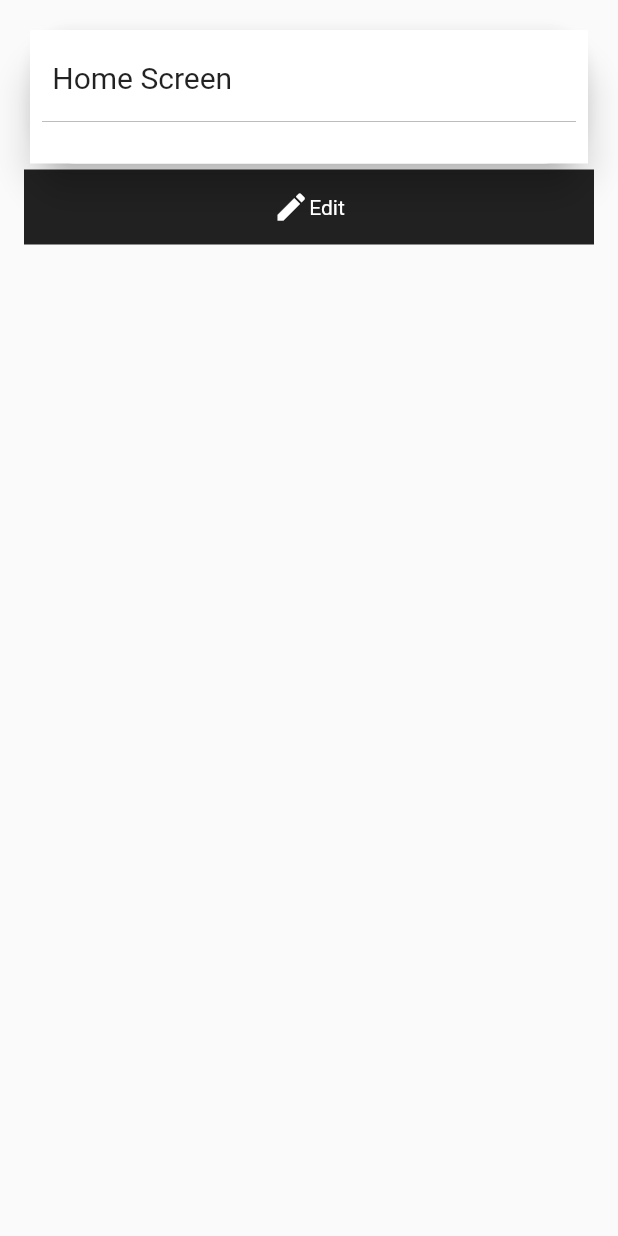
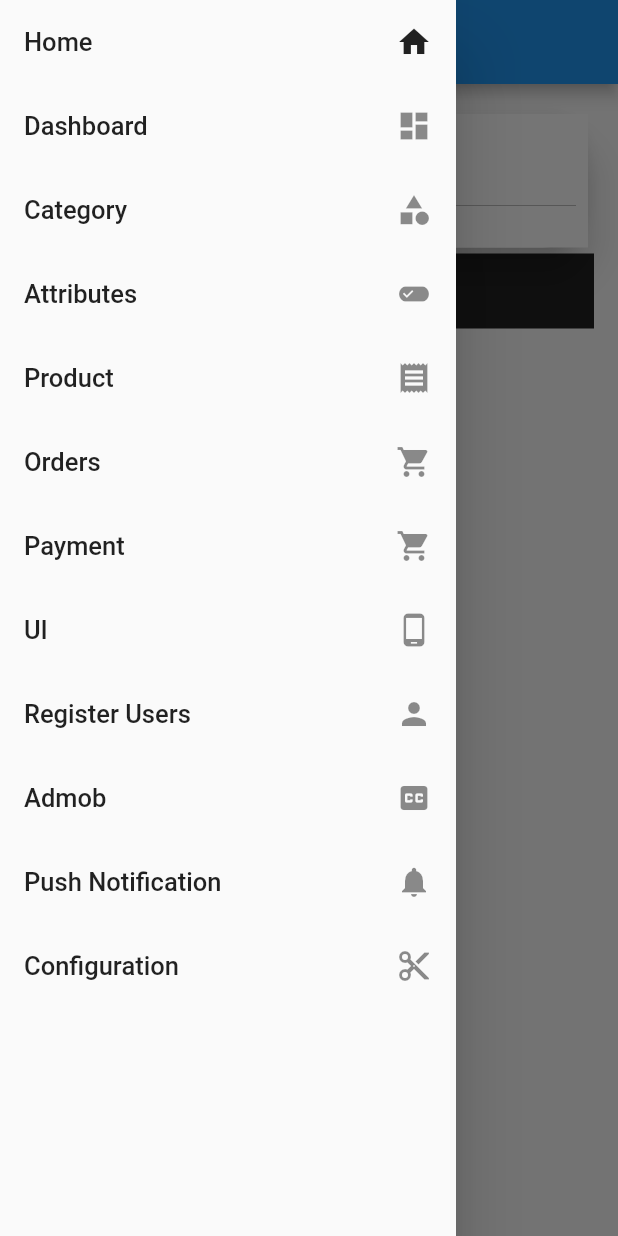
Before and after one commit to adityagautam98/mock_ecom, a Flutter app: the screen it shows after launch, with the side drawer open (before the commit the screen has no drawer), on a phone screen of 412 x 824 dp. Run offline on Flutter 3.47's test engine with Material 2 defaults, Android fonts, the phone set to English and light mode, and no system bars; Roboto replaces fonts that are missing (Playfair).

Commit message:
Drawer done

```diff
--- a/lib/Orders.dart
+++ b/lib/Orders.dart
@@ -1,4 +1,6 @@
 import 'package:flutter/material.dart';
+
+import 'drawer.dart';
 
 class Orders extends StatefulWidget {
   @override
@@ -9,7 +11,8 @@ class _OrdersState extends State<Orders> {
   @override
   Widget build(BuildContext context) {
     return MaterialApp(
-        home: Scaffold(
+      debugShowCheckedModeBanner: false,
+        home: Scaffold(drawer: MyDrawer(),
           appBar: AppBar(
             title: Text('Orders'),
           ),
@@ -19,7 +22,7 @@ class _OrdersState extends State<Orders> {
             builder: (context, constraints) => SingleChildScrollView(
               child: Column(
                 children: [
-                  const Text('Orders', style: TextStyle(fontSize:25, color: Colors.black87,fontWeight: FontWeight.bold),),
+
                   SizedBox(height: 10,),
                   Container(
                     alignment: Alignment.topLeft,
@@ -96,7 +99,9 @@ class _OrdersState extends State<Orders> {
               ),
             ),
           ),
-        ));
+
+        )
+    );
 
   }
 }
--- a/lib/UI.dart
+++ b/lib/UI.dart
@@ -1,4 +1,6 @@
 import 'package:flutter/material.dart';
+
+import 'drawer.dart';
 
 class Ui extends StatefulWidget {
   @override
@@ -9,7 +11,12 @@ class _UiState extends State<Ui> {
   @override
   Widget build(BuildContext context) {
     return Scaffold(
-
+        drawer: MyDrawer(),
+        appBar: AppBar(
+          title: Text(
+            "Ui"
+          ),
+        ),
         body: ListView(
           children: <Widget>[
             Padding(
--- /dev/null
+++ b/lib/drawer.dart
@@ -0,0 +1,247 @@
+import 'package:flutter/material.dart';
+import 'package:mockecom/Orders.dart';
+import 'package:mockecom/Payment.dart';
+import 'package:mockecom/UI.dart';
+
+import 'RegisteredUser.dart';
+
+class MyDrawer extends StatefulWidget {
+  @override
+  _MyDrawerState createState() => _MyDrawerState();
+}
+
+class _MyDrawerState extends State<MyDrawer> {
+  AssetImage gif = AssetImage("images/header.gif");
+  MediaQueryData queryData;
+  String img;
+
+  @override
+  void initState() {
+    setState(() {
+      gif.evict();
+    });
+    print("open");
+    super.initState();
+  }
+
+  @override
+  void dispose() {
+    // TODO: implement dispose
+    print("close");
+    gif.evict();
+    super.dispose();
+  }
+
+  @override
+  Widget build(BuildContext context) {
+    queryData = MediaQuery.of(context);
+    return Drawer(
+      elevation: 20,
+      child: Container(
+
+        child: SafeArea(
+          child: Column(
+            crossAxisAlignment: CrossAxisAlignment.start,
+            mainAxisSize: MainAxisSize.min,
+            children: <Widget>[
+              Container(
+                  width: double.maxFinite,
+                  child: Column(
+                      crossAxisAlignment: CrossAxisAlignment.center,
+                      children: <Widget>[
+
+                      ])),
+              Expanded(
+                child: Container(
+
+                  child: Column(
+                    children: <Widget>[
+                      ListTile(
+                        title: Text(
+                          "Home",
+                          style: TextStyle(
+                              fontSize: 17 / queryData.textScaleFactor),
+                        ),
+                        trailing: Icon(Icons.home, color: Colors.black87,),
+                        onTap: () {
+                          Navigator.of(context).pop();
+                        },
+                      ),
+                      ListTile(
+                          title: Text(
+                            "Dashboard",
+                            style: TextStyle(
+                                fontSize: 17 / queryData.textScaleFactor),
+                          ),
+                          trailing: Icon(Icons.dashboard),
+                          onTap: () {
+                            Navigator.pop(context);
+                            var router = new MaterialPageRoute(
+                                builder: (BuildContext context) {
+                                  return Ui();
+                                });
+                            Navigator.of(context).push(router);
+                          }),
+                      ListTile(
+                          title: Text(
+                            "Category",
+                            style: TextStyle(
+                                fontSize: 17 / queryData.textScaleFactor),
+                          ),
+                          trailing: Icon(Icons.category),
+                          onTap: () {
+                            Navigator.pop(context);
+                            var router = new MaterialPageRoute(
+                                builder: (BuildContext context) {
+                                  return Ui();
+                                });
+                            Navigator.of(context).push(router);
+                          }),
+                      ListTile(
+                          title: Text(
+                            "Attributes",
+                            style: TextStyle(
+                                fontSize: 17 / queryData.textScaleFactor),
+                          ),
+                          trailing: Icon(Icons.edit_attributes),
+                          onTap: () {
+                            Navigator.pop(context);
+                            var router = new MaterialPageRoute(
+                                builder: (BuildContext context) {
+                                  return Ui();
+                                });
+                            Navigator.of(context).push(router);
+                          }),
+                      ListTile(
+                          title: Text(
+                            "Product",
+                            style: TextStyle(
+                                fontSize: 17 / queryData.textScaleFactor),
+                          ),
+                          trailing: Icon(Icons.receipt),
+                          onTap: () {
+                            Navigator.pop(context);
+                            var router = new MaterialPageRoute(
+                                builder: (BuildContext context) {
+                                  return Ui();
+                                });
+                            Navigator.of(context).push(router);
+                          }),
+                      ListTile(
+                          title: Text(
+                            "Orders",
+                            style: TextStyle(
+                                fontSize: 17 / queryData.textScaleFactor),
+                          ),
+                          trailing: Icon(Icons.shopping_cart),
+                          onTap: () {
+                            Navigator.pop(context);
+                            var router = new MaterialPageRoute(
+                                builder: (BuildContext context) {
+                                  return Orders();
+                                });
+                            Navigator.of(context).push(router);
+                          }),
+
+                      ListTile(
+                          title: Text(
+                            "Payment",
+                            style: TextStyle(
+                                fontSize: 17 / queryData.textScaleFactor),
+                          ),
+                          trailing: Icon(Icons.shopping_cart),
+                          onTap: () {
+                            Navigator.pop(context);
+                            var router = new MaterialPageRoute(
+                                builder: (BuildContext context) {
+                                  return Payment();
+                                });
+                            Navigator.of(context).push(router);
+                          }),
+                      ListTile(
+                          title: Text(
+                            "UI",
+                            style: TextStyle(
+                                fontSize: 17 / queryData.textScaleFactor),
+                          ),
+                          trailing: Icon(Icons.phone_android),
+                          onTap: () {
+                            Navigator.pop(context);
+                            var router = new MaterialPageRoute(
+                                builder: (BuildContext context) {
+                                  return Ui();
+                                });
+                            Navigator.of(context).push(router);
+                          }),
+                      ListTile(
+                          title: Text(
+                            "Register Users",
+                            style: TextStyle(
+                                fontSize: 17 / queryData.textScaleFactor),
+                          ),
+                          trailing: Icon(Icons.person),
+                          onTap: () {
+                            Navigator.pop(context);
+                            var router = new MaterialPageRoute(
+                                builder: (BuildContext context) {
+                                  return Users();
+                                });
+                            Navigator.of(context).push(router);
+                          }),
+                      ListTile(
+                          title: Text(
+                            "Admob",
+                            style: TextStyle(
+                                fontSize: 17 / queryData.textScaleFactor),
+                          ),
+                          trailing: Icon(Icons.closed_caption),
+                          onTap: () {
+                            Navigator.pop(context);
+                            var router = new MaterialPageRoute(
+                                builder: (BuildContext context) {
+                                  return Ui();
+                                });
+                            Navigator.of(context).push(router);
+                          }),
+                      ListTile(
+                          title: Text(
+                            "Push Notification",
+                            style: TextStyle(
+                                fontSize: 17 / queryData.textScaleFactor),
+                          ),
+                          trailing: Icon(Icons.notifications),
+                          onTap: () {
+                            Navigator.pop(context);
+                            var router = new MaterialPageRoute(
+                                builder: (BuildContext context) {
+                                  return Ui();
+                                });
+                            Navigator.of(context).push(router);
+                          }),
+                      ListTile(
+                          title: Text(
+                            "Configuration",
+                            style: TextStyle(
+                                fontSize: 17 / queryData.textScaleFactor),
+                          ),
+                          trailing: Icon(Icons.content_cut),
+                          onTap: () {
+                            Navigator.pop(context);
+                            var router = new MaterialPageRoute(
+                                builder: (BuildContext context) {
+                                  return Ui();
+                                });
+                            Navigator.of(context).push(router);
+                          }),
+
+                    ],
+                  ),
+                ),
+              ),
+            ],
+          ),
+        ),
+      ),
+    );
+  }
+}
--- a/lib/main.dart
+++ b/lib/main.dart
@@ -4,6 +4,7 @@ import 'package:flutter/material.dart';
 
 import 'package:flutter/services.dart';
 import 'package:mockecom/Orders.dart';
+import 'package:mockecom/drawer.dart';
 
 import 'Payment.dart';
 import 'UI.dart';
@@ -18,8 +19,7 @@ void main() {
             theme: ThemeData(
               // Define the default brightness and colors.
               brightness: Brightness.light,
-              primaryColor:Colors.deepPurple,
-              accentColor: Colors.deepPurple.shade300,),
+             ),
             debugShowCheckedModeBanner: false,
             home: Ui())
 
```
Also changed, not shown: lib/Payment.dart (+8 -1 lines), lib/RegisteredUser.dart (+7 -1 lines), 1 other file.
